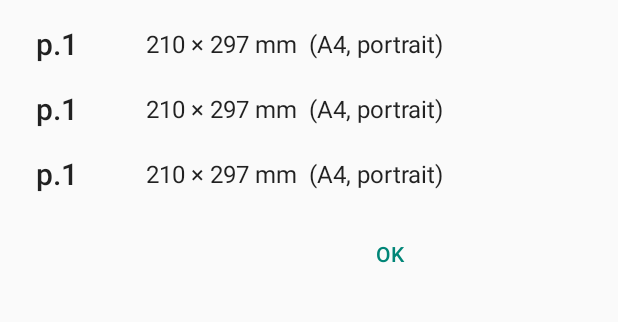
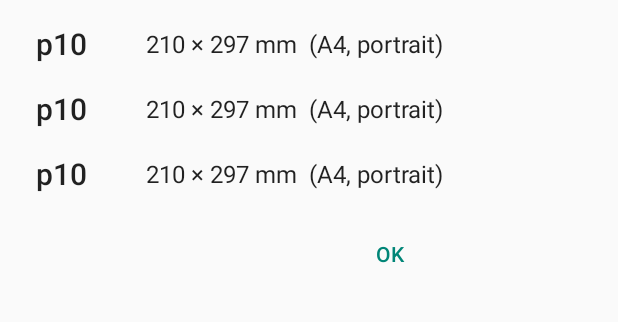
Before and after one commit to ciffelia/PDFPageSize, an Android app: the layout activity_send_pdf.xml on its own in the app's theme, with its tools: preview values and no code run, on a phone screen of 412 x 824 dp, the part 73-395 px from its top. Run offline under Robolectric (Android 15) with nearby library versions, the phone set to English and light mode, and no system bars.

Commit message:
Fix dummy text

```diff
--- a/app/src/main/res/layout/page_list_item.xml
+++ b/app/src/main/res/layout/page_list_item.xml
@@ -15,7 +15,7 @@
         app:layout_constraintBottom_toBottomOf="parent"
         app:layout_constraintStart_toStartOf="parent"
         app:layout_constraintTop_toTopOf="parent"
-        tools:text="p.1" />
+        tools:text="p10" />
 
     <androidx.constraintlayout.helper.widget.Flow
         android:id="@+id/pageSizeFlow"
```
